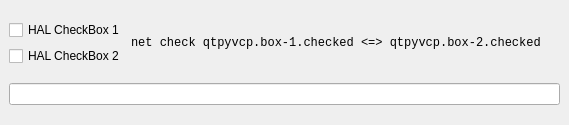
Qt form examples/mini/mini.ui (kcjengr/qtpyvcp) before a commit.
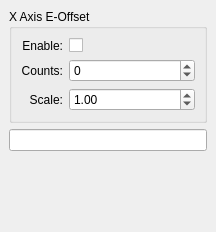
The same form after that commit. Custom widgets are drawn as their Qt base class.

Commit message: add HalLedIndicator widget

Diff of the .ui file:
```diff
--- a/examples/mini/mini.ui
+++ b/examples/mini/mini.ui
@@ -6,8 +6,8 @@
    <rect>
     <x>0</x>
     <y>0</y>
-    <width>569</width>
-    <height>125</height>
+    <width>216</width>
+    <height>232</height>
    </rect>
   </property>
   <property name="focusPolicy">
@@ -26,13 +26,25 @@
    <bool>false</bool>
   </property>
   <widget class="QWidget" name="centralwidget">
+   <layout class="QVBoxLayout" name="verticalLayout_2">
+    <item>
+     <widget class="QGroupBox" name="groupBox">
+      <property name="title">
+       <string>X Axis E-Offset</string>
+      </property>
    <layout class="QVBoxLayout" name="verticalLayout">
     <item>
      <layout class="QGridLayout" name="gridLayout">
-      <item row="1" column="0">
-       <widget class="HalCheckBox" name="box_2">
+         <item row="0" column="1">
+          <widget class="HalCheckBox" name="checkbox_xeo_enable">
+           <property name="sizePolicy">
+            <sizepolicy hsizetype="Expanding" vsizetype="Fixed">
+             <horstretch>0</horstretch>
+             <verstretch>0</verstretch>
+            </sizepolicy>
+           </property>
         <property name="text">
-         <string>HAL CheckBox 2</string>
+            <string/>
         </property>
         <property name="pinName" stdset="0">
          <string>check-box</string>
@@ -40,38 +52,69 @@
        </widget>
       </item>
       <item row="0" column="0">
-       <widget class="HalCheckBox" name="box_1">
+          <widget class="QLabel" name="label_2">
         <property name="text">
-         <string>HAL CheckBox 1</string>
-        </property>
-        <property name="pinName" stdset="0">
-         <string>check-box</string>
+            <string>Enable:</string>
+           </property>
+           <property name="alignment">
+            <set>Qt::AlignRight|Qt::AlignTrailing|Qt::AlignVCenter</set>
         </property>
        </widget>
       </item>
-      <item row="0" column="1" rowspan="2">
+         <item row="1" column="0">
        <widget class="QLabel" name="label">
+           <property name="text">
+            <string>Counts:</string>
+           </property>
+           <property name="alignment">
+            <set>Qt::AlignRight|Qt::AlignTrailing|Qt::AlignVCenter</set>
+           </property>
+          </widget>
+         </item>
+         <item row="1" column="1">
+          <widget class="HalQSpinBox" name="spinbox_xeo_counts">
         <property name="sizePolicy">
-         <sizepolicy hsizetype="Expanding" vsizetype="Preferred">
+            <sizepolicy hsizetype="Expanding" vsizetype="Fixed">
           <horstretch>0</horstretch>
           <verstretch>0</verstretch>
          </sizepolicy>
         </property>
-        <property name="font">
-         <font>
-          <family>Monospace</family>
-         </font>
-        </property>
+           <property name="minimum">
+            <number>-1</number>
+           </property>
+           <property name="maximum">
+            <number>100</number>
+           </property>
+          </widget>
+         </item>
+         <item row="2" column="1">
+          <widget class="HalDoubleSpinBox" name="spinbox_xeo_scale">
+           <property name="value">
+            <double>1.000000000000000</double>
+           </property>
+          </widget>
+         </item>
+         <item row="2" column="0">
+          <widget class="QLabel" name="label_3">
         <property name="text">
-         <string>net check qtpyvcp.box-1.checked &lt;=&gt; qtpyvcp.box-2.checked</string>
-        </property>
+            <string>Scale:</string>
+           </property>
+           <property name="alignment">
+            <set>Qt::AlignRight|Qt::AlignTrailing|Qt::AlignVCenter</set>
+           </property>
        </widget>
       </item>
      </layout>
+       </item>
+      </layout>
+     </widget>
     </item>
     <item>
      <widget class="MDIEntry" name="mdientry"/>
     </item>
+    <item>
+     <widget class="HalLedIndicator" name="halledindicator"/>
+    </item>
    </layout>
   </widget>
   <action name="actionExit">
@@ -336,22 +379,37 @@
  </widget>
  <layoutdefault spacing="6" margin="9"/>
  <customwidgets>
+  <customwidget>
+   <class>HalQSpinBox</class>
+   <extends>QSpinBox</extends>
+   <header>qtpyvcp.widgets.hal_widgets.hal_spinbox</header>
+  </customwidget>
+  <customwidget>
+   <class>MDIEntry</class>
+   <extends>QLineEdit</extends>
+   <header>qtpyvcp.widgets.input_widgets.mdientry_widget</header>
+  </customwidget>
+  <customwidget>
+   <class>HalCheckBox</class>
+   <extends>QCheckBox</extends>
+   <header>qtpyvcp.widgets.hal_widgets.hal_checkbox</header>
+  </customwidget>
+  <customwidget>
+   <class>HalDoubleSpinBox</class>
+   <extends>QDoubleSpinBox</extends>
+   <header>qtpyvcp.widgets.hal_widgets.hal_double_spinbox</header>
+  </customwidget>
+  <customwidget>
+   <class>HalLedIndicator</class>
+   <extends>QWidget</extends>
+   <header>qtpyvcp.widgets.hal_widgets.hal_led</header>
+  </customwidget>
   <customwidget>
    <class>VCPMainWindow</class>
    <extends>QMainWindow</extends>
    <header>qtpyvcp.widgets.form_widgets.main_window</header>
    <container>1</container>
   </customwidget>
-  <customwidget>
-   <class>HalCheckBox</class>
-   <extends>QCheckBox</extends>
-   <header>qtpyvcp.widgets.hal_widgets.hal_checkbox</header>
-  </customwidget>
-  <customwidget>
-   <class>MDIEntry</class>
-   <extends>QLineEdit</extends>
-   <header>qtpyvcp.widgets.input_widgets.mdientry_widget</header>
-  </customwidget>
  </customwidgets>
  <resources>
   <include location="../brender/resources/brender.qrc"/>
```
Lines whose indentation alone changed are shown as unchanged. The commit also changes 8 other files.
